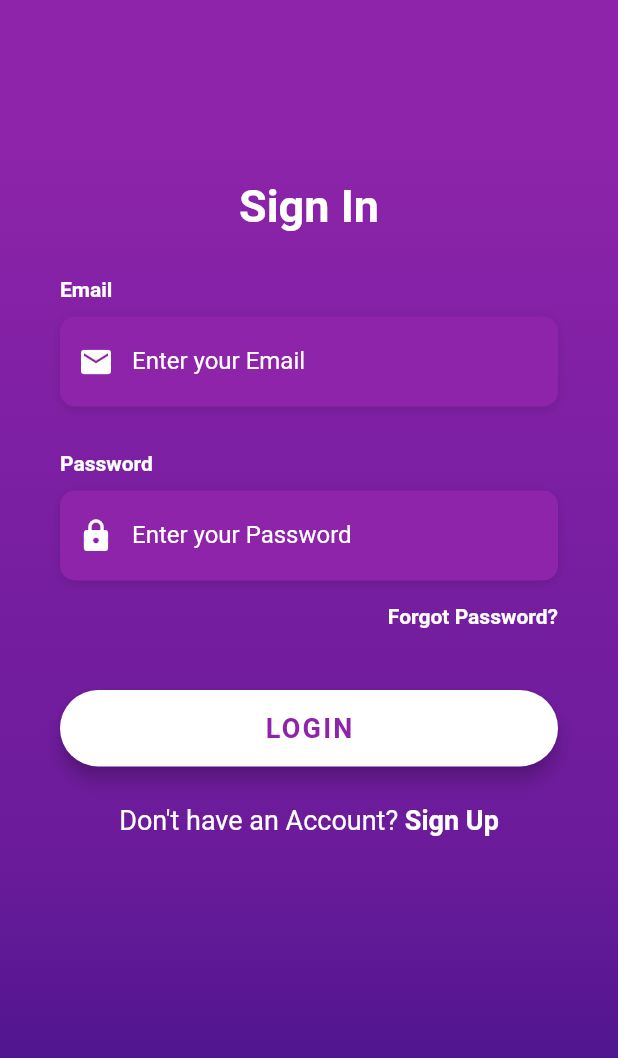
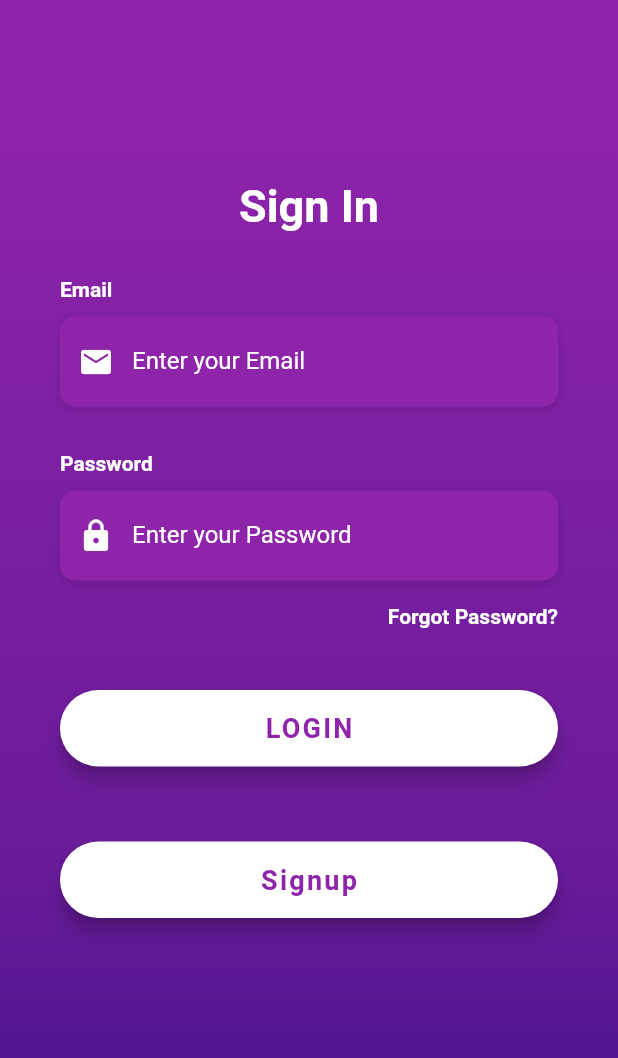
Before and after one commit to Horizon199/c_project, a Flutter app: the LoginScreen screen opened directly, after a tap on "LOGIN", on a phone screen of 412 x 824 dp. Shown: the top 1058 px of the screen. Run offline on Flutter 3.47's test engine with Material 2 defaults, Android fonts, the phone set to English and light mode, and no system bars; our stand-ins replace expansion_tile_card, geolocator; network calls fail; Roboto replaces fonts that are missing (OpenSans).

Commit message:
GJ SULTAN U R THE BEST

```diff
--- a/lib/Pages/login.dart
+++ b/lib/Pages/login.dart
@@ -1,6 +1,9 @@
 import 'package:flutter/material.dart';
 import 'package:flutter/services.dart';
 import 'package:c_project/utilities/constants.dart';
+import 'package:http/http.dart' as http;
+import 'dart:convert';
+import 'package:c_project/Pages/checkin2.dart';
 
 class LoginScreen extends StatefulWidget {
   @override
@@ -8,6 +11,63 @@ class LoginScreen extends StatefulWidget {
 }
 
 class _LoginScreenState extends State<LoginScreen> {
+
+
+
+  final emailController = TextEditingController();
+  final passwordController = TextEditingController();
+
+  Future<bool> registerUser(String email, String password) async{
+     print(email);
+     print(password);
+    final response = await http.post(
+      Uri.parse('http://10.0.2.2:4001/register'),
+      headers: <String, String>{
+        'Content-Type': 'application/json; charset=UTF-8',
+      },
+      body: jsonEncode(<String, String>{
+        'email': email,
+        'password': password,
+      }),
+     );
+         if (response.statusCode == 201) {
+          return true;
+     } else {
+          return false;
+         }
+  }
+
+  Future<bool> loginUser(String email, String password) async{
+    final response = await http.post(
+      Uri.parse('http://10.0.2.2:4001/login'),
+      headers: <String, String>{
+        'Content-Type': 'application/json; charset=UTF-8',
+      },
+      body: jsonEncode(<String, String>{
+        'email': email,
+        'password': password,
+      }),
+    );
+    if (response.statusCode == 200) {
+
+      Navigator.push(
+        context,
+        MaterialPageRoute(builder: (context) => Checking()),
+      );
+      return true;
+    } else {
+      print(response.body);
+      return false;
+    }
+  }
+
+  void dispose() {
+    // Clean up the controller when the widget is disposed.
+    emailController.dispose();
+    passwordController.dispose();
+    super.dispose();
+  }
+
 
   Widget _buildEmailTF() {
     return Column(
@@ -23,6 +83,7 @@ class _LoginScreenState extends State<LoginScreen> {
           decoration: kBoxDecorationStyle,
           height: 60.0,
           child: TextField(
+            controller: emailController,
             keyboardType: TextInputType.emailAddress,
             style: const TextStyle(
               color: Colors.white,
@@ -58,6 +119,7 @@ class _LoginScreenState extends State<LoginScreen> {
           decoration: kBoxDecorationStyle,
           height: 60.0,
           child: TextField(
+            controller: passwordController,
             obscureText: true,
             style: const TextStyle(
               color: Colors.white,
@@ -95,12 +157,15 @@ class _LoginScreenState extends State<LoginScreen> {
 
 
   Widget _buildLoginBtn() {
+    onPressed(){
+      loginUser(emailController.text, passwordController.text);
+    }
     return Container(
       padding: EdgeInsets.symmetric(vertical: 25.0),
       width: double.infinity,
       child: RaisedButton(
         elevation: 5.0,
-        onPressed: () => print('Login Button Pressed'),
+        onPressed: () => onPressed(),
         padding: EdgeInsets.all(15.0),
         shape: RoundedRectangleBorder(
           borderRadius: BorderRadius.circular(30.0),
@@ -122,35 +187,39 @@ class _LoginScreenState extends State<LoginScreen> {
 
 
   Widget _buildSignupBtn() {
-    return GestureDetector(
-      onTap: () => print('Sign Up Button Pressed'),
-      child: RichText(
-        text: const TextSpan(
-          children: [
-            TextSpan(
-              text: 'Don\'t have an Account? ',
-              style: TextStyle(
-                color: Colors.white,
-                fontSize: 18.0,
-                fontWeight: FontWeight.w400,
-              ),
-            ),
-            TextSpan(
-              text: 'Sign Up',
-              style: TextStyle(
-                color: Colors.white,
-                fontSize: 18.0,
-                fontWeight: FontWeight.bold,
-              ),
-            ),
-          ],
+    onPressed(){
+      registerUser(emailController.text, passwordController.text);
+    }
+    return Container(
+      padding: EdgeInsets.symmetric(vertical: 25.0),
+      width: double.infinity,
+      child: RaisedButton(
+        elevation: 5.0,
+        onPressed: () => onPressed(),
+        padding: EdgeInsets.all(15.0),
+        shape: RoundedRectangleBorder(
+          borderRadius: BorderRadius.circular(30.0),
+        ),
+        color: Colors.white,
+        child: const Text(
+          'Signup',
+          style: TextStyle(
+            color: Color(0xFF8E24AA),
+            letterSpacing: 1.5,
+            fontSize: 18.0,
+            fontWeight: FontWeight.bold,
+            fontFamily: 'OpenSans',
+          ),
         ),
       ),
     );
   }
 
   @override
+
+
   Widget build(BuildContext context) {
+
     return Scaffold(
       body: AnnotatedRegion<SystemUiOverlayStyle>(
         value: SystemUiOverlayStyle.light,
--- a/lib/main.dart
+++ b/lib/main.dart
@@ -6,10 +6,11 @@ void main() => runApp(MyApp());
 
 class MyApp extends StatelessWidget {
   @override
+
   Widget build(BuildContext context) {
     return MaterialApp(
       debugShowCheckedModeBanner: false,
-      home: Checking(),
+      home: LoginScreen(),
     );
   }
 }
--- a/pubspec.yaml
+++ b/pubspec.yaml
@@ -27,6 +27,7 @@ environment:
 # the latest version available on pub.dev. To see which dependencies have newer
 # versions available, run `flutter pub outdated`.
 dependencies:
+  http: 0.13.4
   expansion_tile_card: ^2.0.0
   geolocator: ^7.6.2
   flutter:
```
Also changed, not shown: pubspec.lock, 1 other file.
